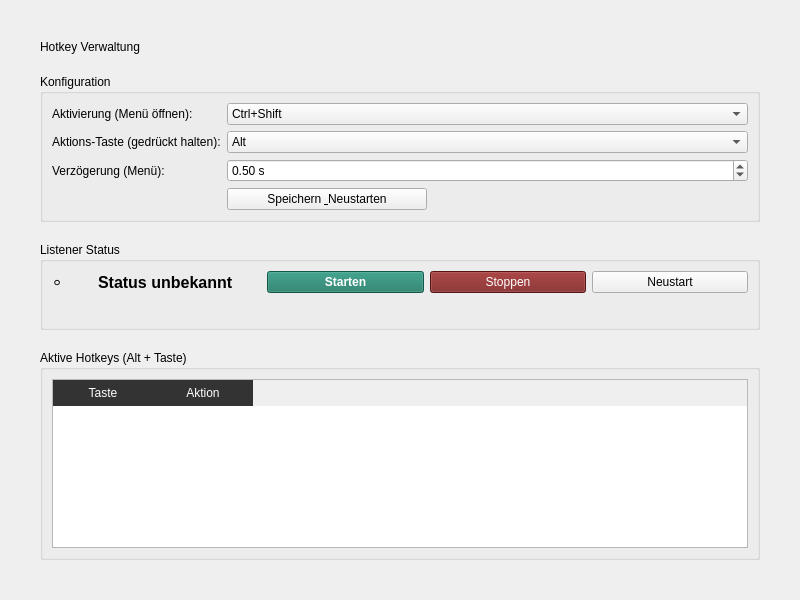
First picture: the form in src/smartdesk/ui/gui/pages/ui/hotkey_page.ui, repository Neongrau23/SmartDesk, before the edit.
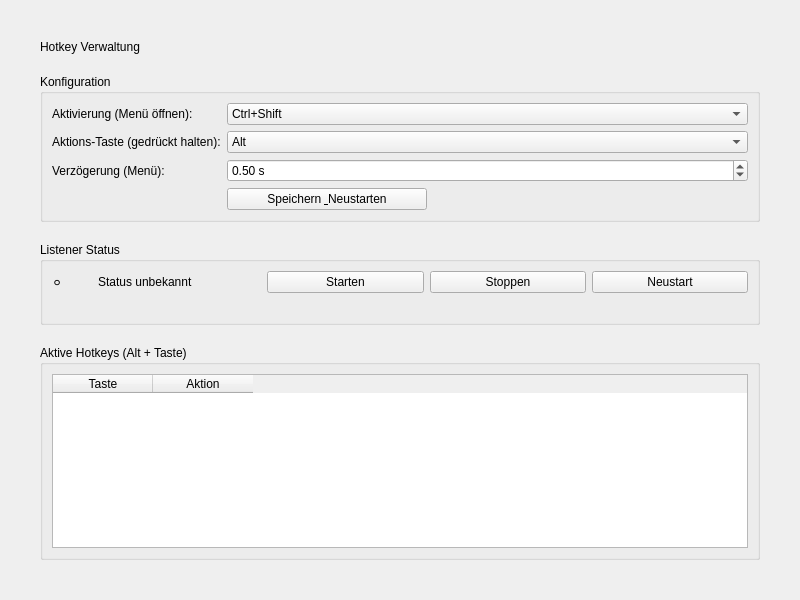
Second picture: the form after the edit.

Commit message: style(ui): Inline-Styles in zentrale style.qss ausgelagert und .ui-Dateien bereinigt

```diff
--- a/src/smartdesk/ui/gui/pages/ui/hotkey_page.ui
+++ b/src/smartdesk/ui/gui/pages/ui/hotkey_page.ui
@@ -182,9 +182,7 @@
                                         <property name="text">
                                             <string>Status unbekannt</string>
                                         </property>
-                                        <property name="styleSheet">
-                                            <string>font-size: 16px; font-weight: bold;</string>
-                                        </property>
+
                                     </widget>
                                 </item>
                                 <item>
@@ -200,10 +198,7 @@
                                         <property name="text">
                                             <string>Starten</string>
                                         </property>
-                                        <property name="styleSheet">
-                                            <string>background-color: #1a7a65; color: white;
-                                                font-weight: bold;</string>
-                                        </property>
+
                                     </widget>
                                 </item>
                                 <item>
@@ -211,9 +206,7 @@
                                         <property name="text">
                                             <string>Stoppen</string>
                                         </property>
-                                        <property name="styleSheet">
-                                            <string>background-color: #7a1a1a; color: white;</string>
-                                        </property>
+
                                     </widget>
                                 </item>
                                 <item>
@@ -235,9 +228,7 @@
                                 <property name="alignment">
                                     <set>Qt::AlignCenter</set>
                                 </property>
-                                <property name="styleSheet">
-                                    <string>color: #aaa; font-style: italic; margin-top: 5px;</string>
-                                </property>
+
                             </widget>
                         </item>
                     </layout>
@@ -262,10 +253,7 @@
                                 <property name="editTriggers">
                                     <enum>QAbstractItemView::NoEditTriggers</enum>
                                 </property>
-                                <property name="styleSheet">
-                                    <string>QHeaderView::section { background-color: #333; color:
-                                        white; border: none; padding: 4px; }</string>
-                                </property>
+
                                 <column>
                                     <property name="text">
                                         <string>Taste</string>
```
The commit also changes 13 other files.
